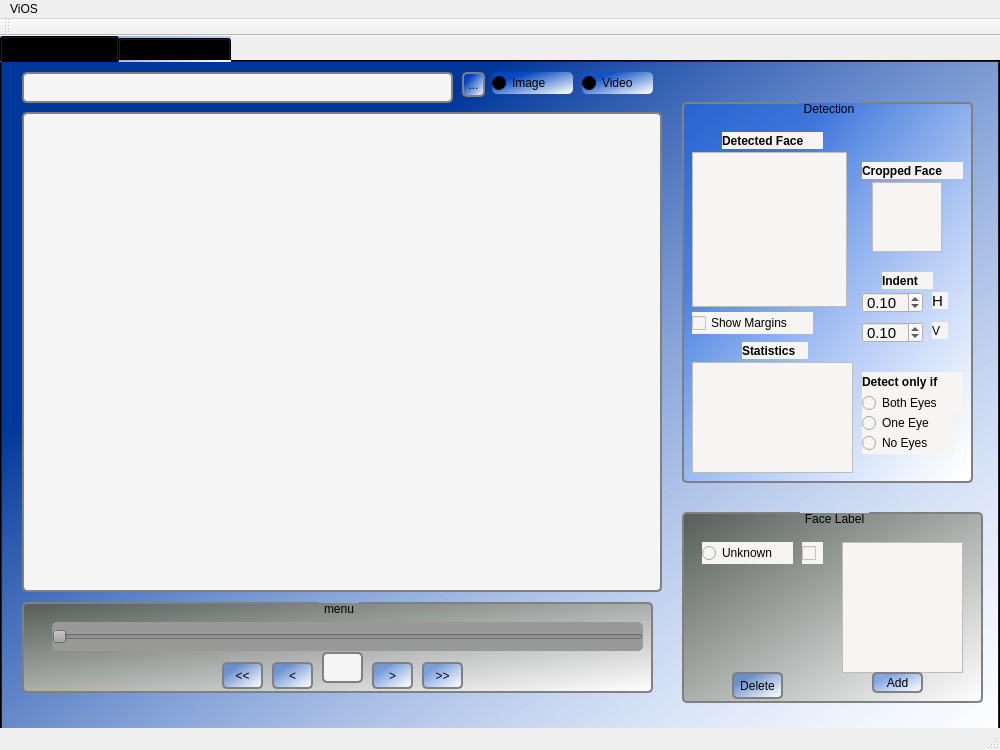
First picture: the form in Qt-object/vios_gui/vios_gui.ui, repository ESE519/Authoring_Tools_4_product_tagging, before the edit.
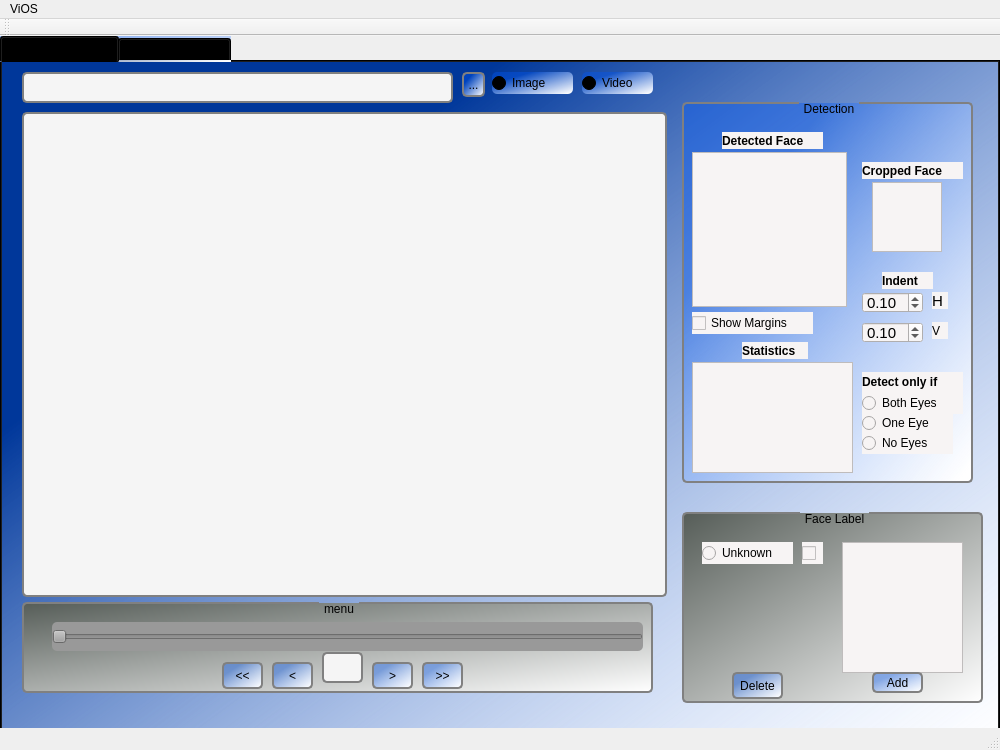
Second picture: the form after the edit. The open tabs and pages were chosen to show the change.

```diff
--- a/Qt-object/vios_gui/vios_gui.ui
+++ b/Qt-object/vios_gui/vios_gui.ui
@@ -535,8 +535,8 @@
        <rect>
         <x>20</x>
         <y>50</y>
-        <width>640</width>
-        <height>480</height>
+        <width>645</width>
+        <height>485</height>
        </rect>
       </property>
       <property name="sizePolicy">
```
Left out of the diff: 2 changed lines with no effect on the pictures.
